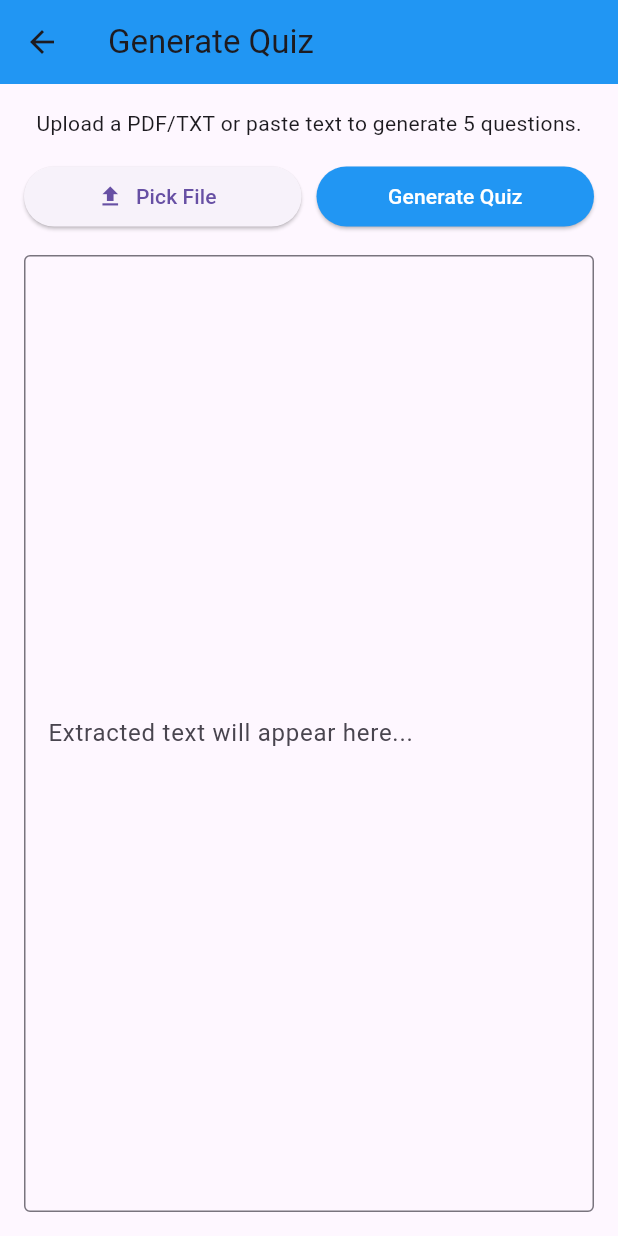
After one commit to Toza-M/quiz_app, a Flutter app: the HomeScreen screen opened by its route, item 2 of the bottom bar chosen, after a tap on "Generate", on a phone screen of 412 x 824 dp. The commit adds this screen. Run offline on Flutter 3.47's test engine with Material 3 defaults, Android fonts, the phone set to English and light mode, and no system bars; our stand-ins replace file_picker, shared_preferences; missing offline and left inert: syncfusion_flutter_pdf; accounts and stored records are empty; Roboto replaces fonts that are missing (Times New Roman).

Commit message:
add frontend to generate quiz

```diff
--- /dev/null
+++ b/quiz_app/lib/screens/generate_quiz_screen.dart
@@ -0,0 +1,267 @@
+import 'package:flutter/material.dart';
+import 'package:flutter/foundation.dart' show kIsWeb;
+import 'dart:io';
+import 'dart:convert';
+import 'package:file_picker/file_picker.dart';
+import 'package:http/http.dart' as http;
+import 'package:syncfusion_flutter_pdf/pdf.dart'; // Fixed import
+import '../models/quiz_model.dart';
+import 'quiz_session_screen.dart';
+
+class GenerateQuizScreen extends StatefulWidget {
+  const GenerateQuizScreen({super.key});
+
+  @override
+  State<GenerateQuizScreen> createState() => _GenerateQuizScreenState();
+}
+
+class _GenerateQuizScreenState extends State<GenerateQuizScreen> {
+  final TextEditingController _textController = TextEditingController();
+  bool _generating = false;
+  List<int>? _pickedFileBytes;
+  String? _pickedFileName;
+
+  // Local fallback generator if backend is unavailable
+  Quiz _buildQuizFromText(String text) {
+    final now = DateTime.now();
+    final idBase = now.millisecondsSinceEpoch;
+    List<String> lines = text
+        .split(RegExp(r"\r?\n"))
+        .map((s) => s.trim())
+        .where((s) => s.isNotEmpty)
+        .toList();
+
+    if (lines.length < 5) {
+      lines = [
+        'Question 1',
+        'Question 2',
+        'Question 3',
+        'Question 4',
+        'Question 5'
+      ];
+    }
+
+    final questions = <Question>[];
+    for (int i = 0; i < 5; i++) {
+      final source = lines[i % lines.length];
+      questions.add(Question(
+        id: 'q_$i',
+        questionText: source,
+        imageUrl: null,
+        type: QuestionType.singleChoice,
+        options: [
+          Option(id: '1', text: 'Option A', isCorrect: true),
+          Option(id: '2', text: 'Option B', isCorrect: false),
+          Option(id: '3', text: 'Option C', isCorrect: false),
+          Option(id: '4', text: 'Option D', isCorrect: false),
+        ],
+        explanation: 'Auto-generated.',
+      ));
+    }
+
+    return Quiz(
+      id: 'gen_$idBase',
+      title: 'Generated Quiz',
+      description: '5 questions',
+      category: 'Generated',
+      imageUrl: '',
+      questionCount: 5,
+      duration: 5,
+      difficulty: 2.0,
+      questions: questions,
+      createdAt: now,
+    );
+  }
+
+  Future<void> _pickFile() async {
+    try {
+      final result = await FilePicker.platform.pickFiles(
+        type: FileType.custom,
+        allowedExtensions: ['txt', 'pdf'],
+        withData: true, // Necessary for Web to get bytes
+      );
+
+      if (result == null) return;
+      final file = result.files.first;
+      String content = '';
+
+      if (file.bytes != null) {
+        _pickedFileBytes = file.bytes;
+        _pickedFileName = file.name;
+
+        if (file.extension?.toLowerCase() == 'pdf') {
+          // SYNCFUSION PDF EXTRACTION
+          final PdfDocument document = PdfDocument(inputBytes: file.bytes);
+          content = PdfTextExtractor(document).extractText();
+          document.dispose();
+        } else {
+          content = utf8.decode(file.bytes!);
+        }
+      }
+
+      setState(() {
+        _textController.text = content;
+      });
+    } catch (e) {
+      ScaffoldMessenger.of(context)
+          .showSnackBar(SnackBar(content: Text('Pick file failed: $e')));
+    }
+  }
+
+  void _onGenerate() async {
+    final text = _textController.text.trim();
+    if (text.isEmpty) return;
+
+    setState(() => _generating = true);
+
+    try {
+      // Select backend host depending on platform
+      String host;
+      if (kIsWeb) {
+        host = 'http://localhost:5000';
+      } else if (Platform.isAndroid) {
+        host = 'http://10.0.2.2:5000';
+      } else {
+        host = 'http://127.0.0.1:5000';
+      }
+      final backendUrl = '$host/generate-quiz';
+
+      final request = http.MultipartRequest('POST', Uri.parse(backendUrl));
+
+      if (_pickedFileBytes != null) {
+        request.files.add(http.MultipartFile.fromBytes(
+          'file',
+          _pickedFileBytes!,
+          filename: _pickedFileName ?? 'upload.pdf',
+        ));
+      } else {
+        // If user pasted text manually, send it as a virtual text file
+        request.files.add(http.MultipartFile.fromBytes(
+          'file',
+          utf8.encode(text),
+          filename: 'input.txt',
+        ));
+      }
+
+      final streamedResponse = await request.send();
+      final response = await http.Response.fromStream(streamedResponse);
+
+      if (response.statusCode == 200) {
+        final List<dynamic> data = jsonDecode(response.body);
+        final questions = <Question>[];
+
+        for (int i = 0; i < data.length; i++) {
+          final item = data[i];
+          final opts = List<String>.from(item['options']);
+          questions.add(Question(
+            id: 'gen_q_$i',
+            questionText: item['question'],
+            imageUrl: null,
+            type: QuestionType.singleChoice,
+            options: List.generate(
+                opts.length,
+                (index) => Option(
+                      id: 'opt_$index',
+                      text: opts[index],
+                      isCorrect: index == item['answer_index'],
+                    )),
+            explanation: '',
+          ));
+        }
+
+        final quiz = Quiz(
+          id: 'gen_${DateTime.now().millisecondsSinceEpoch}', // Fixed here
+          title: 'AI Generated Quiz',
+          description: 'Based on your file',
+          category: 'AI',
+          imageUrl: '',
+          questionCount: questions.length,
+          duration: 5,
+          difficulty: 3.0,
+          questions: questions,
+          createdAt: DateTime.now(),
+        );
+
+        if (!mounted) return;
+        Navigator.pushReplacement(
+          context,
+          MaterialPageRoute(
+              builder: (context) => QuizSessionScreen(quiz: quiz)),
+        );
+      } else {
+        throw Exception("Server error: ${response.statusCode}");
+      }
+    } catch (e) {
+      // Show error and fallback to local generation if server is down
+      String message = 'Generate failed: $e';
+      if (e is SocketException) {
+        message = 'Could not connect to backend at $e.\n'
+            'If you run on Android emulator use 10.0.2.2, on iOS simulator use localhost, '
+            'or on a physical device use your machine IP.';
+      }
+      ScaffoldMessenger.of(context)
+          .showSnackBar(SnackBar(content: Text(message)));
+      final quiz = _buildQuizFromText(text);
+      if (!mounted) return;
+      Navigator.pushReplacement(
+        context,
+        MaterialPageRoute(builder: (context) => QuizSessionScreen(quiz: quiz)),
+      );
+    } finally {
+      if (mounted) setState(() => _generating = false);
+    }
+  }
+
+  @override
+  Widget build(BuildContext context) {
+    return Scaffold(
+      appBar: AppBar(
+          title: const Text('Generate Quiz'), backgroundColor: Colors.blue),
+      body: Padding(
+        padding: const EdgeInsets.all(16.0),
+        child: Column(
+          children: [
+            const Text(
+                'Upload a PDF/TXT or paste text to generate 5 questions.'),
+            const SizedBox(height: 15),
+            Row(
+              children: [
+                Expanded(
+                  child: ElevatedButton.icon(
+                    onPressed: _pickFile,
+                    icon: const Icon(Icons.file_upload),
+                    label: const Text('Pick File'),
+                  ),
+                ),
+                const SizedBox(width: 10),
+                Expanded(
+                  child: ElevatedButton(
+                    onPressed: _generating ? null : _onGenerate,
+                    style: ElevatedButton.styleFrom(
+                        backgroundColor: Colors.blue,
+                        foregroundColor: Colors.white),
+                    child: _generating
+                        ? const CircularProgressIndicator(color: Colors.white)
+                        : const Text('Generate Quiz'),
+                  ),
+                ),
+              ],
+            ),
+            const SizedBox(height: 15),
+            Expanded(
+              child: TextField(
+                controller: _textController,
+                maxLines: null,
+                expands: true,
+                decoration: const InputDecoration(
+                  hintText: 'Extracted text will appear here...',
+                  border: OutlineInputBorder(),
+                ),
+              ),
+            ),
+          ],
+        ),
+      ),
+    );
+  }
+}
--- a/quiz_app/lib/screens/home_screen.dart
+++ b/quiz_app/lib/screens/home_screen.dart
@@ -4,6 +4,7 @@
 import '../data/dummy_data.dart';
 import '../models/quiz_model.dart';
 import 'quiz_session_screen.dart';
+import 'my_quizzes_screen.dart';
 
 class HomeScreen extends StatefulWidget {
   const HomeScreen({super.key});
@@ -206,6 +207,13 @@
           ),
         ],
         onTap: (index) {
+          if (index == 1) {
+            Navigator.push(
+              context,
+              MaterialPageRoute(builder: (context) => const MyQuizzesScreen()),
+            );
+            return;
+          }
           if (index == 2) {
             ScaffoldMessenger.of(context).showSnackBar(
               const SnackBar(content: Text('Settings screen coming soon!')),
--- /dev/null
+++ b/quiz_app/lib/screens/my_quizzes_screen.dart
@@ -0,0 +1,88 @@
+import 'package:flutter/material.dart';
+import 'generate_quiz_screen.dart';
+
+class MyQuizzesScreen extends StatelessWidget {
+  const MyQuizzesScreen({super.key});
+
+  @override
+  Widget build(BuildContext context) {
+    return Scaffold(
+      appBar: AppBar(
+        title: const Text(
+          'My Quizzes',
+          style: TextStyle(
+            fontFamily: 'Times New Roman',
+            fontWeight: FontWeight.bold,
+          ),
+        ),
+        backgroundColor: Colors.blue,
+      ),
+      body: Padding(
+        padding: const EdgeInsets.all(16.0),
+        child: Column(
+          crossAxisAlignment: CrossAxisAlignment.start,
+          children: [
+            const Text(
+              'Generate a quiz from your file or paste text below.',
+              style: TextStyle(
+                fontSize: 16,
+                fontFamily: 'Times New Roman',
+                color: Colors.black87,
+              ),
+            ),
+            const SizedBox(height: 20),
+
+            Card(
+              elevation: 2,
+              shape: RoundedRectangleBorder(
+                borderRadius: BorderRadius.circular(12),
+              ),
+              child: ListTile(
+                leading: const Icon(Icons.upload_file, color: Colors.blue),
+                title: const Text('Add file to generate quiz'),
+                subtitle: const Text('Generate a 5-question quiz from a file'),
+                trailing: ElevatedButton(
+                  onPressed: () {
+                    Navigator.push(
+                      context,
+                      MaterialPageRoute(
+                        builder: (context) => const GenerateQuizScreen(),
+                      ),
+                    );
+                  },
+                  style: ElevatedButton.styleFrom(
+                    backgroundColor: Colors.blue,
+                    foregroundColor: Colors.white,
+                    shape: RoundedRectangleBorder(
+                      borderRadius: BorderRadius.circular(8),
+                    ),
+                  ),
+                  child: const Text('Generate'),
+                ),
+              ),
+            ),
+
+            const SizedBox(height: 20),
+
+            // Placeholder for user's generated quizzes
+            Expanded(
+              child: Center(
+                child: Column(
+                  mainAxisSize: MainAxisSize.min,
+                  children: const [
+                    Icon(Icons.quiz, size: 72, color: Colors.grey),
+                    SizedBox(height: 12),
+                    Text(
+                      'No generated quizzes yet',
+                      style: TextStyle(color: Colors.grey),
+                    ),
+                  ],
+                ),
+              ),
+            ),
+          ],
+        ),
+      ),
+    );
+  }
+}
```
